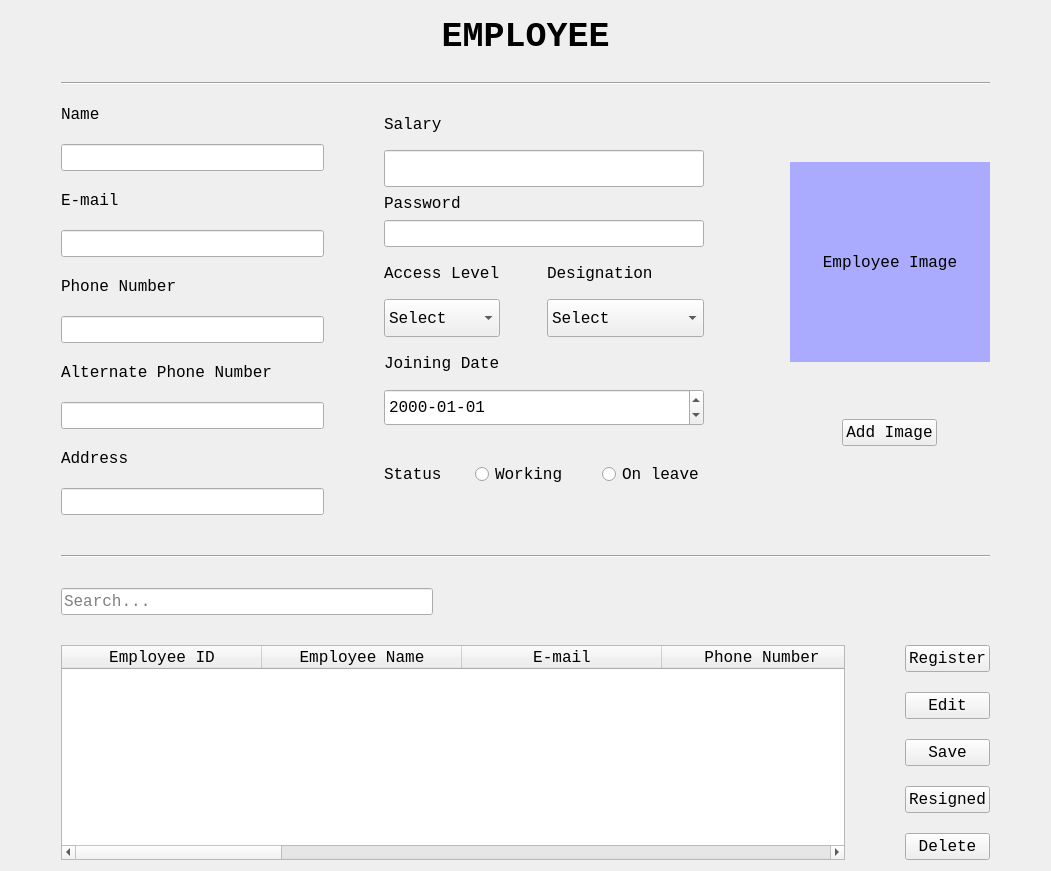
Old version of the form EmployeeUI.ui in the repository ASNaeem/Simple-VCMS.
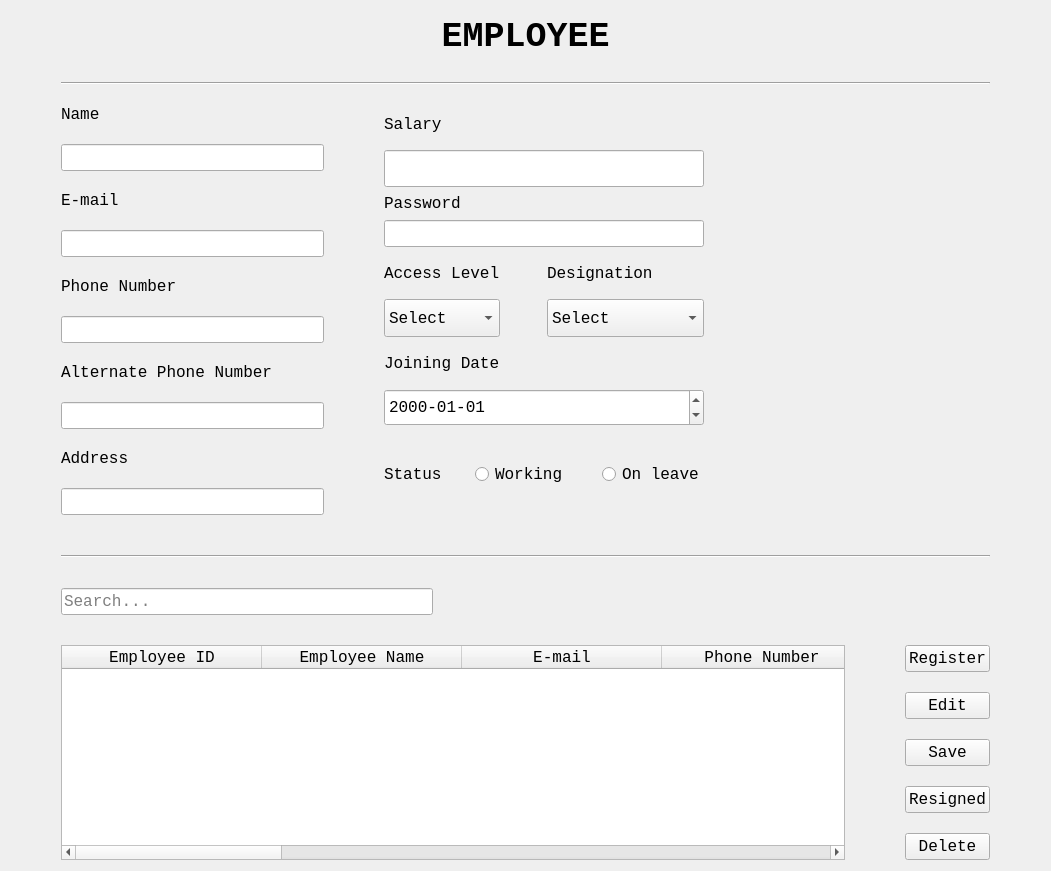
New version of the form. Icons and pictures are not drawn.

```diff
--- a/EmployeeUI.ui
+++ b/EmployeeUI.ui
@@ -732,48 +732,16 @@
             </font>
            </property>
            <property name="styleSheet">
-            <string notr="true">background-color: rgb(170, 170, 255);</string>
+            <string notr="true">image: url(:/resources/resources/employee.png);</string>
            </property>
            <property name="text">
-            <string>Employee Image</string>
+            <string/>
            </property>
            <property name="alignment">
             <set>Qt::AlignCenter</set>
            </property>
           </widget>
          </item>
-         <item>
-          <layout class="QHBoxLayout" name="horizontalLayout">
-           <property name="spacing">
-            <number>6</number>
-           </property>
-           <property name="bottomMargin">
-            <number>10</number>
-           </property>
-           <item>
-            <widget class="QPushButton" name="pushButton">
-             <property name="sizePolicy">
-              <sizepolicy hsizetype="Fixed" vsizetype="Fixed">
-               <horstretch>0</horstretch>
-               <verstretch>0</verstretch>
-              </sizepolicy>
-             </property>
-             <property name="font">
-              <font>
-               <family>Courier New</family>
-               <pointsize>12</pointsize>
-              </font>
-             </property>
-             <property name="cursor">
-              <cursorShape>PointingHandCursor</cursorShape>
-             </property>
-             <property name="text">
-              <string>Add Image</string>
-             </property>
-            </widget>
-           </item>
-          </layout>
-         </item>
         </layout>
        </item>
       </layout>
```
Left out of the diff: 4 changed lines with no effect on the pictures.
